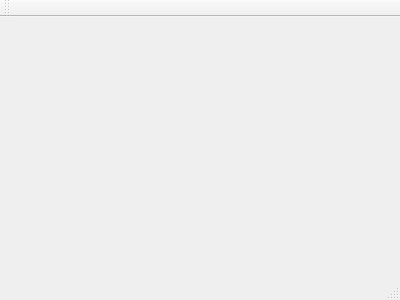
Qt form UI-PROJ/stylesheets_My/mystylesheets/mymainwindow.ui (freedomvictory/QT-proj-practice) before a commit.
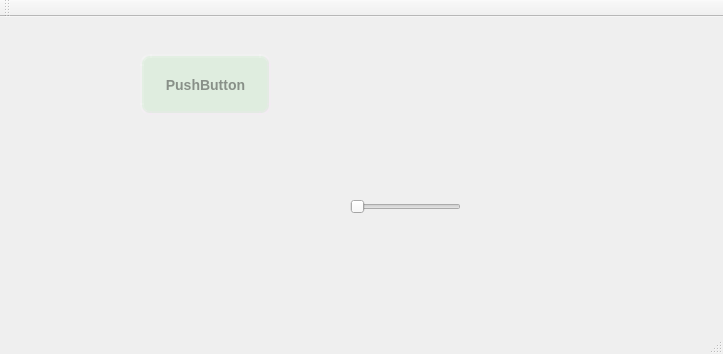
The same form after that commit. Icons and pictures are not drawn.

What changed in the file:
```diff
--- a/UI-PROJ/stylesheets_My/mystylesheets/mymainwindow.ui
+++ b/UI-PROJ/stylesheets_My/mystylesheets/mymainwindow.ui
@@ -1,24 +1,130 @@
 <ui version="4.0">
  <class>myMainWindow</class>
- <widget class="QMainWindow" name="myMainWindow" >
-  <property name="geometry" >
+ <widget class="QMainWindow" name="myMainWindow">
+  <property name="geometry">
    <rect>
     <x>0</x>
     <y>0</y>
-    <width>400</width>
-    <height>300</height>
+    <width>723</width>
+    <height>354</height>
    </rect>
   </property>
   <property name="windowTitle" >
    <string>myMainWindow</string>
   </property>
-  <widget class="QMenuBar" name="menuBar" />
-  <widget class="QToolBar" name="mainToolBar" />
-  <widget class="QWidget" name="centralWidget" />
-  <widget class="QStatusBar" name="statusBar" />
+  <property name="styleSheet">
+   <string notr="true">QMainWindow{
+/*****背景图片******/
+        background-image: url(:/image/beijing01.png);
+}
+
+/*********************按钮部件*******************/
+QPushButton{
+/*背景色*/
+        background-color: rgba(100, 225, 100, 30);
+/*边框样式*/
+        border-style: outset;
+/*边框宽度为4像素*/
+        border-width: 4px;
+/*边框圆角半径*/
+        border-radius: 10px;
+/*边框颜色*/
+        border-color: rgba(255,225,255,30);
+/*字体*/
+        font:bold 14px;
+/*字体颜色*/
+        color: rgba(0,0,0,100);
+/*填衬*/
+        padding: 6px;
+}
+
+/**************鼠标悬停在按钮上时***************/
+QPushButton:hover{
+        background-color: rgba(100, 255, 100, 100);
+	border-color: rgba(255, 255, 255, 200);
+	color: rgba(0, 0, 0, 100);
+}
+
+/****************按钮被按下时***************/
+QPushButton:pressed{
+        background-color: rgba(100, 255, 100, 200);
+	border-color: rgba(255, 255, 255, 30);
+	border-style: inset;
+	color: rgba(0, 0, 0, 100);
+}
+
+/****************滑块部件***************/
+/*水平滑块的手柄*/
+QSlider::handle:horizontal{
+        image: url(:/image/sliderHandle.png);
+}
+QSlider::sub-page:horizontal{
+/*边框图片*/
+        border-image: url(:/image/slider.png);
+}
+</string>
+  </property>
+  <widget class="QWidget" name="centralWidget">
+   <widget class="QPushButton" name="pushButton">
+    <property name="geometry">
+     <rect>
+      <x>140</x>
+      <y>37</y>
+      <width>131</width>
+      <height>61</height>
+     </rect>
+    </property>
+    <property name="text">
+     <string>PushButton</string>
+    </property>
+   </widget>
+   <widget class="QSlider" name="horizontalSlider">
+    <property name="geometry">
+     <rect>
+      <x>350</x>
+      <y>180</y>
+      <width>111</width>
+      <height>20</height>
+     </rect>
+    </property>
+    <property name="minimumSize">
+     <size>
+      <width>0</width>
+      <height>0</height>
+     </size>
+    </property>
+    <property name="sizeIncrement">
+     <size>
+      <width>0</width>
+      <height>0</height>
+     </size>
+    </property>
+    <property name="orientation">
+     <enum>Qt::Horizontal</enum>
+    </property>
+   </widget>
+  </widget>
+  <widget class="QMenuBar" name="menuBar">
+   <property name="geometry">
+    <rect>
+     <x>0</x>
+     <y>0</y>
+     <width>723</width>
+     <height>26</height>
+    </rect>
+   </property>
+  </widget>
+  <widget class="QToolBar" name="mainToolBar">
+   <attribute name="toolBarArea">
+    <enum>TopToolBarArea</enum>
+   </attribute>
+   <attribute name="toolBarBreak">
+    <bool>false</bool>
+   </attribute>
+  </widget>
+  <widget class="QStatusBar" name="statusBar"/>
  </widget>
- <layoutDefault spacing="6" margin="11" />
- <pixmapfunction></pixmapfunction>
+ <layoutdefault spacing="6" margin="11"/>
  <resources/>
  <connections/>
 </ui>
```
Left out of the diff: 3 changed lines with no effect on the pictures.
